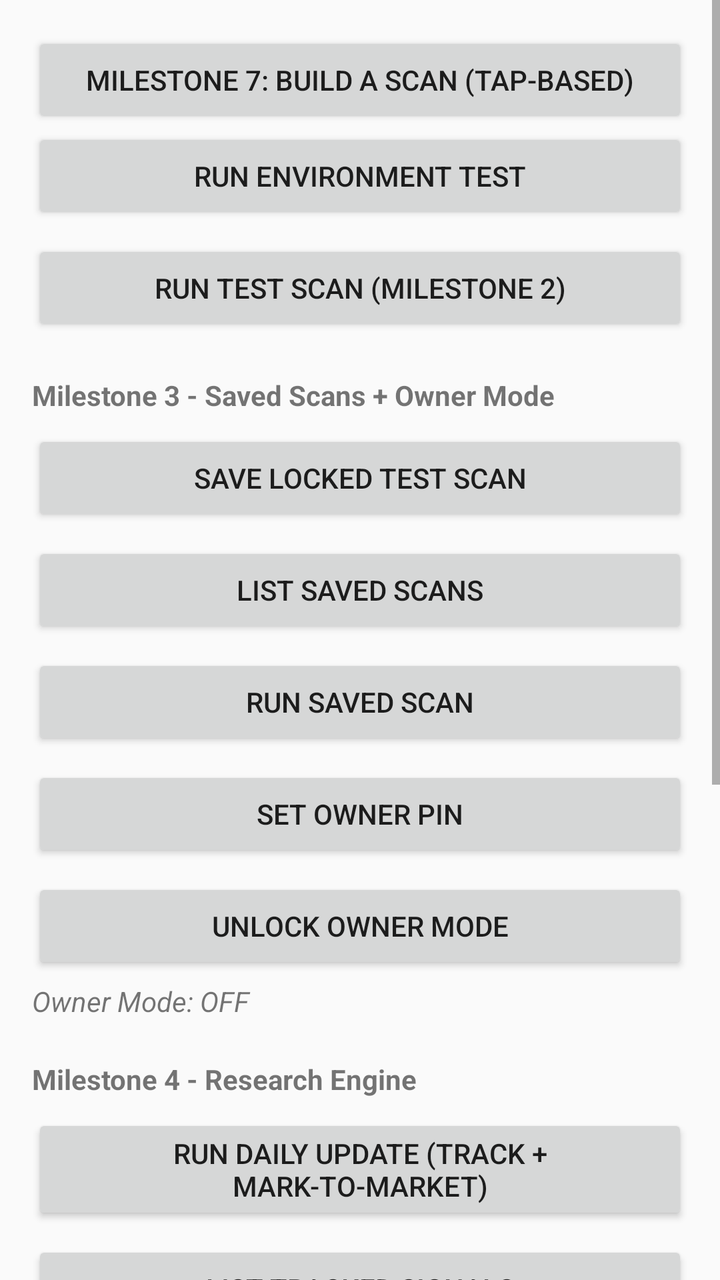
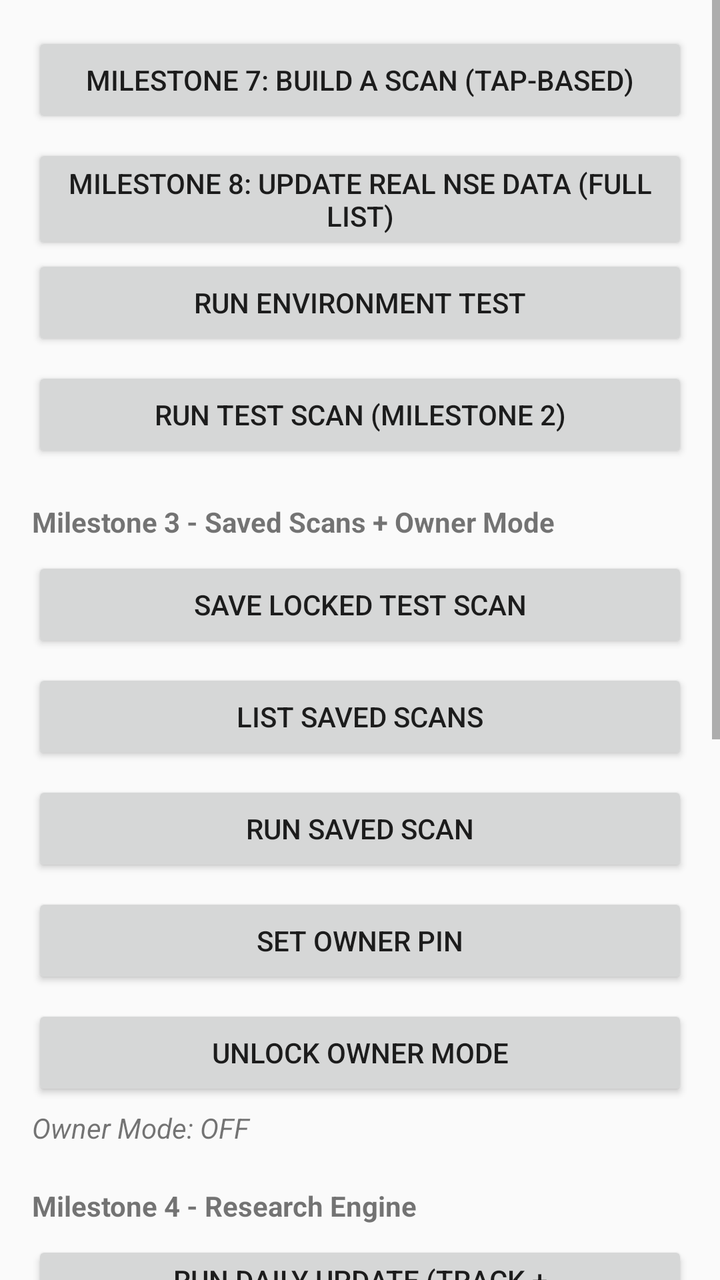

An Android layout rendered at two revisions. The XML below is the earlier revision; the diff shows what the commit changed to produce the second picture.
<!-- AndroidManifest.xml: application theme Theme.AppCompat.DayNight -->
<!-- res/layout/activity_main.xml -->
<?xml version="1.0" encoding="utf-8"?>
<ScrollView xmlns:android="http://schemas.android.com/apk/res/android"
    android:layout_width="match_parent"
    android:layout_height="match_parent">

    <LinearLayout
        android:orientation="vertical"
        android:layout_width="match_parent"
        android:layout_height="wrap_content"
        android:padding="16dp">

        <Button
            android:id="@+id/openScannerButton"
            android:layout_width="match_parent"
            android:layout_height="wrap_content"
            android:text="Milestone 7: Build a Scan (tap-based)" />

        <Button
            android:id="@+id/runTestButton"
            android:layout_width="match_parent"
            android:layout_height="wrap_content"
            android:text="Run Environment Test" />

        <Button
            android:id="@+id/runScanButton"
            android:layout_width="match_parent"
            android:layout_height="wrap_content"
            android:layout_marginTop="8dp"
            android:text="Run Test Scan (Milestone 2)" />

        <TextView
            android:layout_width="match_parent"
            android:layout_height="wrap_content"
            android:layout_marginTop="20dp"
            android:textStyle="bold"
            android:text="Milestone 3 - Saved Scans + Owner Mode" />

        <Button
            android:id="@+id/saveLockedScanButton"
            android:layout_width="match_parent"
            android:layout_height="wrap_content"
            android:layout_marginTop="8dp"
            android:text="Save Locked Test Scan" />

        <Button
            android:id="@+id/listScansButton"
            android:layout_width="match_parent"
            android:layout_height="wrap_content"
            android:layout_marginTop="8dp"
            android:text="List Saved Scans" />

        <Button
            android:id="@+id/runSavedScanButton"
            android:layout_width="match_parent"
            android:layout_height="wrap_content"
            android:layout_marginTop="8dp"
            android:text="Run Saved Scan" />

        <Button
            android:id="@+id/setPinButton"
            android:layout_width="match_parent"
            android:layout_height="wrap_content"
            android:layout_marginTop="8dp"
            android:text="Set Owner PIN" />

        <Button
            android:id="@+id/ownerModeButton"
            android:layout_width="match_parent"
            android:layout_height="wrap_content"
            android:layout_marginTop="8dp"
            android:text="Unlock Owner Mode" />

        <TextView
            android:id="@+id/ownerModeStatus"
            android:layout_width="match_parent"
            android:layout_height="wrap_content"
            android:layout_marginTop="4dp"
            android:textStyle="italic"
            android:text="Owner Mode: OFF" />

        <TextView
            android:layout_width="match_parent"
            android:layout_height="wrap_content"
            android:layout_marginTop="20dp"
            android:textStyle="bold"
            android:text="Milestone 4 - Research Engine" />

        <Button
            android:id="@+id/dailyUpdateButton"
            android:layout_width="match_parent"
            android:layout_height="wrap_content"
            android:layout_marginTop="8dp"
            android:text="Run Daily Update (Track + Mark-to-Market)" />

        <Button
            android:id="@+id/listSignalsButton"
            android:layout_width="match_parent"
            android:layout_height="wrap_content"
            android:layout_marginTop="8dp"
            android:text="List Tracked Signals" />

        <TextView
            android:layout_width="match_parent"
            android:layout_height="wrap_content"
            android:layout_marginTop="20dp"
            android:textStyle="bold"
            android:text="Milestone 5 - Rating Engine" />

        <Button
            android:id="@+id/showRatingButton"
            android:layout_width="match_parent"
            android:layout_height="wrap_content"
            android:layout_marginTop="8dp"
            android:text="Show Scan Rating" />

        <TextView
            android:layout_width="match_parent"
            android:layout_height="wrap_content"
            android:layout_marginTop="20dp"
            android:textStyle="bold"
            android:text="Milestone 6 - Background Automation" />

        <Button
            android:id="@+id/scheduleAutoUpdateButton"
            android:layout_width="match_parent"
            android:layout_height="wrap_content"
            android:layout_marginTop="8dp"
            android:text="Schedule Daily Auto-Update" />

        <Button
            android:id="@+id/cancelAutoUpdateButton"
            android:layout_width="match_parent"
            android:layout_height="wrap_content"
            android:layout_marginTop="8dp"
            android:text="Cancel Daily Auto-Update" />

        <Button
            android:id="@+id/testWorkerNowButton"
            android:layout_width="match_parent"
            android:layout_height="wrap_content"
            android:layout_marginTop="8dp"
            android:text="Test: Run Update via WorkManager Now" />

        <TextView
            android:id="@+id/autoUpdateStatus"
            android:layout_width="match_parent"
            android:layout_height="wrap_content"
            android:layout_marginTop="4dp"
            android:textStyle="italic"
            android:text="Auto-Update: not scheduled" />

        <TextView
            android:id="@+id/resultText"
            android:layout_width="match_parent"
            android:layout_height="wrap_content"
            android:layout_marginTop="16dp"
            android:fontFamily="monospace"
            android:textIsSelectable="true"
            android:text="Tap a button above to test the app." />

    </LinearLayout>

</ScrollView>
<!-- resources referenced by this layout -->
<resources>

</resources>

<!-- the commit's change to res/layout/activity_main.xml (unified diff, before → after) -->
@@ -14,6 +14,13 @@
             android:layout_width="match_parent"
             android:layout_height="wrap_content"
             android:text="Milestone 7: Build a Scan (tap-based)" />
+
+        <Button
+            android:id="@+id/updateRealDataButton"
+            android:layout_width="match_parent"
+            android:layout_height="wrap_content"
+            android:layout_marginTop="8dp"
+            android:text="Milestone 8: Update Real NSE Data (Full List)" />
 
         <Button
             android:id="@+id/runTestButton"
